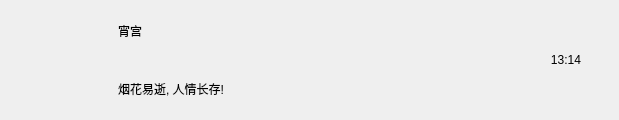
Above: client/xiguchat/chatuserwid.ui from yrc920/xiguchat before the change. Below: the same form after it.
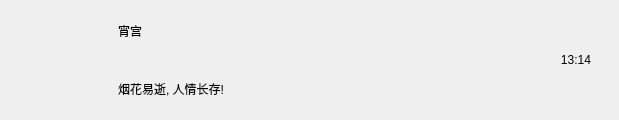
That is the form after the change.

```diff
--- a/client/xiguchat/chatuserwid.ui
+++ b/client/xiguchat/chatuserwid.ui
@@ -72,14 +72,14 @@
        <widget class="QLabel" name="icon_lb">
         <property name="minimumSize">
          <size>
-          <width>85</width>
-          <height>85</height>
+          <width>80</width>
+          <height>80</height>
          </size>
         </property>
         <property name="maximumSize">
          <size>
-          <width>85</width>
-          <height>85</height>
+          <width>80</width>
+          <height>80</height>
          </size>
         </property>
         <property name="text">
@@ -126,17 +126,32 @@
     <widget class="QWidget" name="time_wid" native="true">
      <property name="minimumSize">
       <size>
-       <width>100</width>
-       <height>100</height>
+       <width>80</width>
+       <height>80</height>
       </size>
      </property>
      <property name="maximumSize">
       <size>
-       <width>100</width>
-       <height>100</height>
+       <width>80</width>
+       <height>80</height>
       </size>
      </property>
      <layout class="QHBoxLayout" name="horizontalLayout_3">
+      <property name="spacing">
+       <number>0</number>
+      </property>
+      <property name="leftMargin">
+       <number>0</number>
+      </property>
+      <property name="topMargin">
+       <number>0</number>
+      </property>
+      <property name="rightMargin">
+       <number>0</number>
+      </property>
+      <property name="bottomMargin">
+       <number>0</number>
+      </property>
       <item>
        <widget class="QLabel" name="time_lb">
         <property name="text">
```
